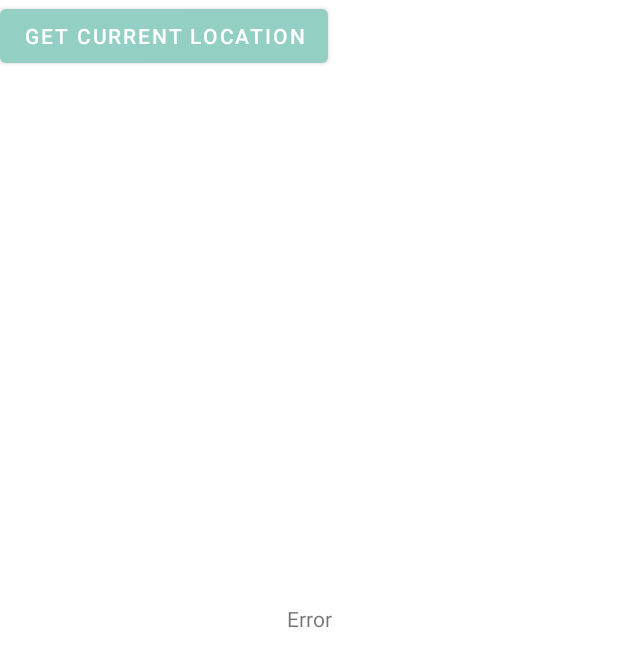
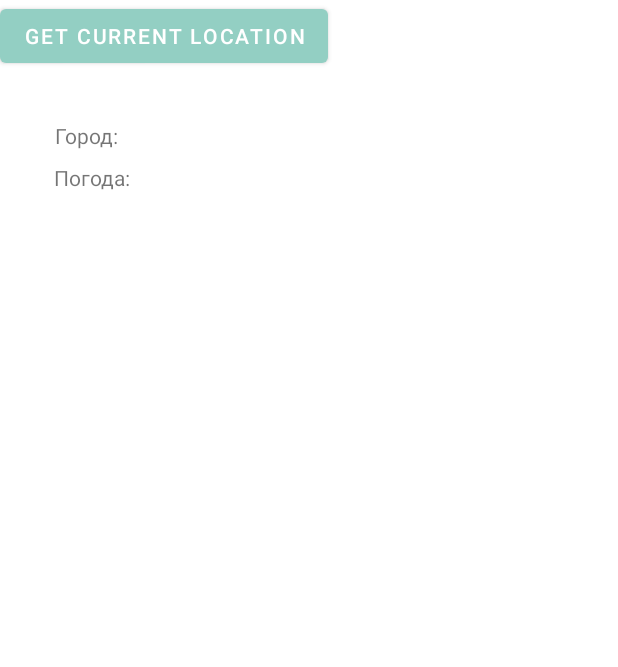
Before and after one commit to vladeamear/android-course, an Android app: the screen it shows after launch (MainActivity), on a phone screen of 412 x 824 dp. Shown: the top 667 px of the screen. Run offline under Robolectric (Android 15) with nearby library versions, the phone set to English and light mode, and no system bars.

Commit message:
miasinv: current location correct string

```diff
--- a/WeatherApp/app/src/main/java/com/example/weatherapp/MainActivity.kt
+++ b/WeatherApp/app/src/main/java/com/example/weatherapp/MainActivity.kt
@@ -2,17 +2,19 @@ package com.example.weatherapp
 
 import android.Manifest
 import android.content.pm.PackageManager
+import android.location.Address
+import android.location.Geocoder
 import android.os.AsyncTask
-import androidx.appcompat.app.AppCompatActivity
 import android.os.Bundle
 import android.widget.Button
 import android.widget.TextView
-import android.widget.Toast
+import androidx.appcompat.app.AppCompatActivity
 import androidx.core.app.ActivityCompat
 import com.google.android.gms.location.FusedLocationProviderClient
 import com.google.android.gms.location.LocationServices
 import org.json.JSONObject
 import java.net.URL
+import java.util.*
 
 class MainActivity : AppCompatActivity() {
     var LAT: String = "59.8944"
@@ -21,6 +23,12 @@ class MainActivity : AppCompatActivity() {
     val API_ID: String = "16d5ab1b9cb848d337b649f4952d2896"
     private lateinit var fusedLocationProviderClient: FusedLocationProviderClient
 
+    private fun getAddress(lat: Double, lng: Double): String? {
+        val geocoder = Geocoder(this)
+        val list = geocoder.getFromLocation(lat, lng, 1)
+        return list?.get(0)?.getAddressLine(0)
+    }
+
     override fun onCreate(savedInstanceState: Bundle?) {
         super.onCreate(savedInstanceState)
         setContentView(R.layout.activity_main)
@@ -28,10 +36,8 @@ class MainActivity : AppCompatActivity() {
         fusedLocationProviderClient = LocationServices.getFusedLocationProviderClient(this)
         findViewById<Button>(R.id.btn_get_loc).setOnClickListener {
             fetchLocation()
-            weatherTask().execute()
         }
-
-        weatherTask().execute()
+        fetchLocation()
     }
 
     private fun fetchLocation() {
@@ -48,9 +54,11 @@ class MainActivity : AppCompatActivity() {
 
         task.addOnSuccessListener {
             if (it != null) {
+                val address = getAddress(it.latitude, it.longitude)
                 LON = it.longitude.toString()
                 LAT = it.latitude.toString()
-                Toast.makeText(applicationContext, "lon:${it.longitude} lat:${it.latitude}", Toast.LENGTH_SHORT).show()
+                findViewById<TextView>(R.id.text_location).text = address
+                weatherTask().execute()
             }
         }
     }
@@ -75,9 +83,9 @@ class MainActivity : AppCompatActivity() {
             super.onPostExecute(result)
             try {
                 val jsonObj = JSONObject(result)
-                findViewById<TextView>(R.id.text_view).text = jsonObj.toString()
+//                findViewById<TextView>(R.id.text_view).text = jsonObj.toString()
             } catch (e: Exception) {
-                findViewById<TextView>(R.id.text_view).text = "Error"
+//                findViewById<TextView>(R.id.text_view).text = "Error"
             }
         }
     }
--- a/WeatherApp/app/src/main/res/layout/activity_main.xml
+++ b/WeatherApp/app/src/main/res/layout/activity_main.xml
@@ -7,13 +7,40 @@
     tools:context=".MainActivity">
 
     <TextView
+        android:id="@+id/city_output"
         android:layout_width="wrap_content"
         android:layout_height="wrap_content"
-        android:id="@+id/text_view"
+        android:text="Город:"
         app:layout_constraintBottom_toBottomOf="parent"
         app:layout_constraintEnd_toEndOf="parent"
+        app:layout_constraintHorizontal_bias="0.1"
         app:layout_constraintStart_toStartOf="parent"
-        app:layout_constraintTop_toTopOf="parent" />
+        app:layout_constraintTop_toTopOf="parent"
+        app:layout_constraintVertical_bias="0.1" />
+
+
+    <TextView
+        android:id="@+id/current_weather_output"
+        android:layout_width="wrap_content"
+        android:layout_height="wrap_content"
+        android:text="Погода:"
+        app:layout_constraintBottom_toBottomOf="parent"
+        app:layout_constraintEnd_toEndOf="parent"
+        app:layout_constraintHorizontal_bias="0.1"
+        app:layout_constraintStart_toStartOf="parent"
+        app:layout_constraintTop_toTopOf="parent"
+        app:layout_constraintVertical_bias="0.135" />
+
+    <TextView
+        android:id="@+id/text_location"
+        android:layout_width="wrap_content"
+        android:layout_height="wrap_content"
+        app:layout_constraintBottom_toBottomOf="parent"
+        app:layout_constraintEnd_toEndOf="parent"
+        app:layout_constraintHorizontal_bias="0.501"
+        app:layout_constraintStart_toStartOf="parent"
+        app:layout_constraintTop_toTopOf="parent"
+        app:layout_constraintVertical_bias="0.765" />
 
     <Button
         android:id="@+id/btn_get_loc"
```
